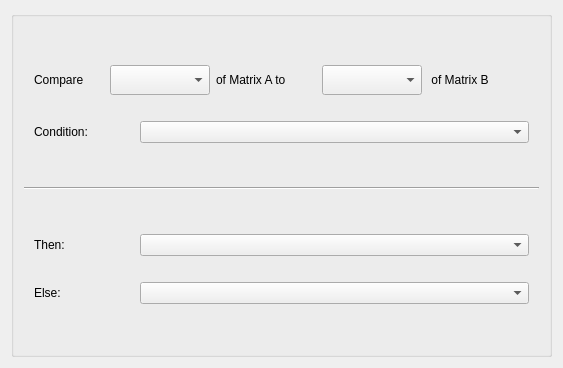
Qt form src/Interface/Modules/Math/ConditionalMatrixDialog.ui (SCIInstitute/SCIRun) before a commit.
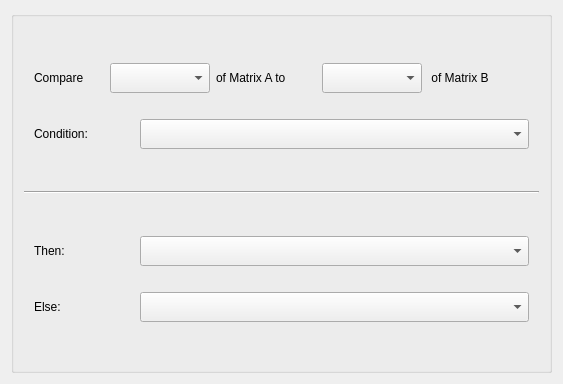
The same form after that commit.

Commit message: module UI fully implemented, which required an additional check in ModuleDialogGeneric.cc.  started adding functionality to the module, currently crashes with segfault.  updated example module files."

```diff
--- a/src/Interface/Modules/Math/ConditionalMatrixDialog.ui
+++ b/src/Interface/Modules/Math/ConditionalMatrixDialog.ui
@@ -7,7 +7,7 @@
     <x>0</x>
     <y>0</y>
     <width>563</width>
-    <height>368</height>
+    <height>384</height>
    </rect>
   </property>
   <property name="sizePolicy">
@@ -19,7 +19,7 @@
   <property name="minimumSize">
    <size>
     <width>560</width>
-    <height>360</height>
+    <height>370</height>
    </size>
   </property>
   <property name="windowTitle">
@@ -179,7 +179,14 @@
            </widget>
           </item>
           <item>
-           <widget class="QComboBox" name="conditionBox_"/>
+           <widget class="QComboBox" name="conditionBox_">
+            <property name="maximumSize">
+             <size>
+              <width>16777215</width>
+              <height>30</height>
+             </size>
+            </property>
+           </widget>
           </item>
          </layout>
         </item>
@@ -234,7 +241,14 @@
            </widget>
           </item>
           <item>
-           <widget class="QComboBox" name="thenBox_"/>
+           <widget class="QComboBox" name="thenBox_">
+            <property name="maximumSize">
+             <size>
+              <width>16777215</width>
+              <height>30</height>
+             </size>
+            </property>
+           </widget>
           </item>
          </layout>
         </item>
@@ -266,7 +280,14 @@
            </widget>
           </item>
           <item>
-           <widget class="QComboBox" name="elseBox_"/>
+           <widget class="QComboBox" name="elseBox_">
+            <property name="maximumSize">
+             <size>
+              <width>16777215</width>
+              <height>30</height>
+             </size>
+            </property>
+           </widget>
           </item>
          </layout>
         </item>
```
The commit also changes 7 other files.
